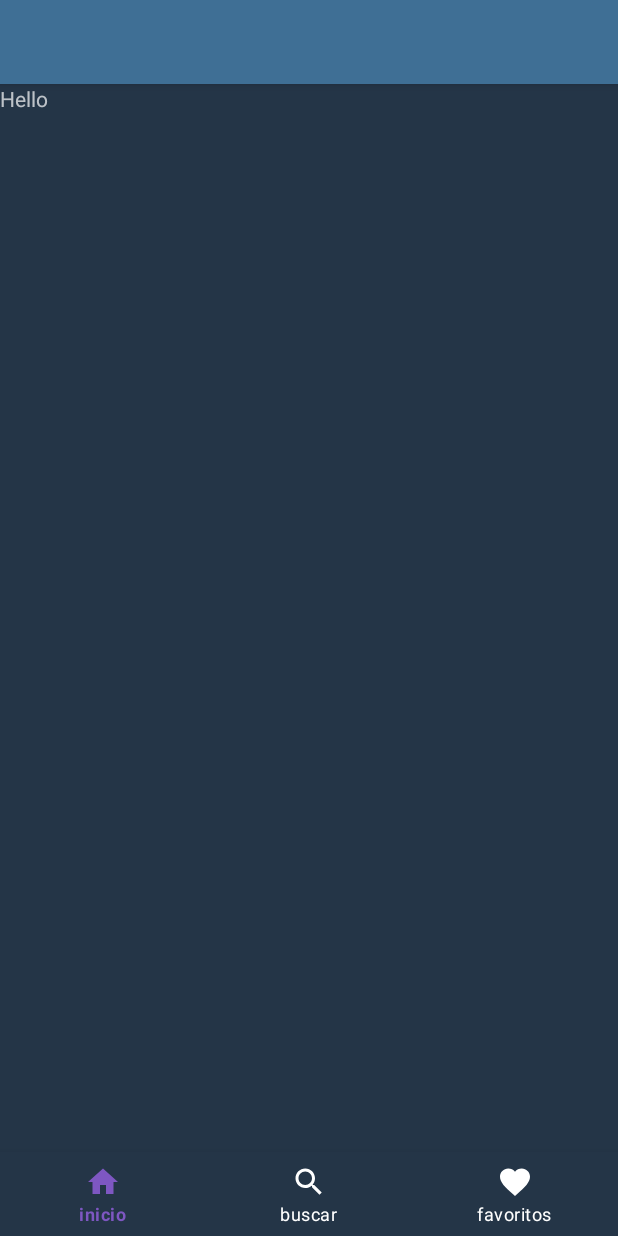
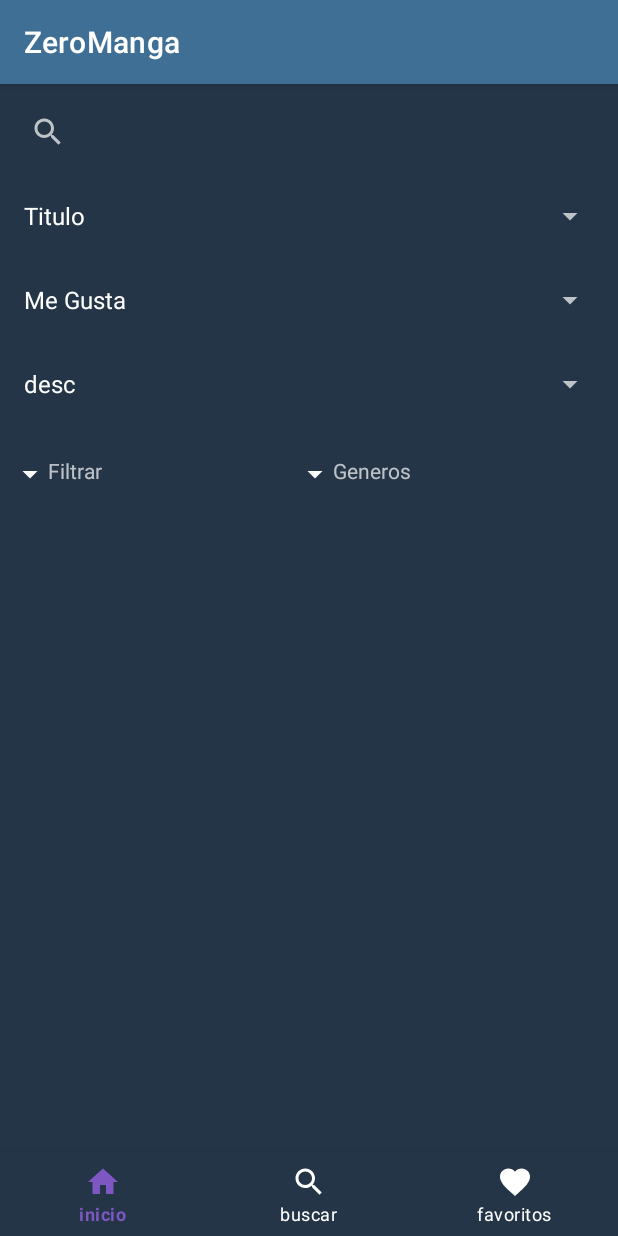
Before and after one commit to julioolivares90/ZeroMangaMovil2, an Android app: the BusquedaFragment screen opened through its navigation route, on a phone screen of 412 x 824 dp. Run offline under Robolectric (Android 15) with nearby library versions, the phone set to English and light mode, and no system bars; our stand-ins replace navigation-ui; 6 statements that could not run were skipped.

Commit message:
primera parte de BusquedaFragment.kt y busqueda_fragment.xml completados pendientes: -falta agregar la lista donde se mostrarar los mangas buscados -falta agregar la funcionalidad

```diff
--- a/app/src/main/java/com/zerodev/zeromanga/ui/busqueda/BusquedaFragment.kt
+++ b/app/src/main/java/com/zerodev/zeromanga/ui/busqueda/BusquedaFragment.kt
@@ -1,32 +1,77 @@
 package com.zerodev.zeromanga.ui.busqueda
 
-import androidx.lifecycle.ViewModelProviders
 import android.os.Bundle
 import androidx.fragment.app.Fragment
 import android.view.LayoutInflater
 import android.view.View
 import android.view.ViewGroup
+import android.widget.ArrayAdapter
+import android.widget.Toast
+import androidx.appcompat.widget.SearchView
+import androidx.lifecycle.ViewModelProvider
 import com.zerodev.zeromanga.R
+import com.zerodev.zeromanga.databinding.BusquedaFragmentBinding
 
-class BusquedaFragment : Fragment() {
+class BusquedaFragment : Fragment(R.layout.busqueda_fragment) {
 
+    private lateinit var binding: BusquedaFragmentBinding
+    private lateinit var viewModel: BusquedaViewModel
     companion object {
         fun newInstance() = BusquedaFragment()
     }
 
-    private lateinit var viewModel: BusquedaViewModel
 
+
+    override fun onCreate(savedInstanceState: Bundle?) {
+        super.onCreate(savedInstanceState)
+        binding = BusquedaFragmentBinding.inflate(layoutInflater)
+        viewModel = ViewModelProvider(this).get(BusquedaViewModel::class.java)
+    }
     override fun onCreateView(
         inflater: LayoutInflater, container: ViewGroup?,
         savedInstanceState: Bundle?
     ): View? {
-        return inflater.inflate(R.layout.busqueda_fragment, container, false)
+        return binding.root
     }
 
-    override fun onActivityCreated(savedInstanceState: Bundle?) {
-        super.onActivityCreated(savedInstanceState)
-        viewModel = ViewModelProviders.of(this).get(BusquedaViewModel::class.java)
-        // TODO: Use the ViewModel
+    override fun onViewCreated(view: View, savedInstanceState: Bundle?) {
+        super.onViewCreated(view, savedInstanceState)
+
+        binding.svBuscarManga.setOnQueryTextListener(object : SearchView.OnQueryTextListener,
+            android.widget.SearchView.OnQueryTextListener {
+            override fun onQueryTextSubmit(query: String?): Boolean {
+                Toast.makeText(requireContext(),"Buscando",Toast.LENGTH_SHORT)
+                    .show()
+                return true
+            }
+
+            override fun onQueryTextChange(newText: String?): Boolean {
+                return true
+            }
+
+        })
+        ArrayAdapter.createFromResource(requireContext()
+            ,R.array.sp_busqueda_array
+            ,android.R.layout.simple_spinner_dropdown_item).also {
+            adapter ->
+            adapter.setDropDownViewResource(android.R.layout.simple_spinner_dropdown_item)
+            binding.spBusqueda.adapter = adapter
+        }
+
+        ArrayAdapter.createFromResource(requireContext(),
+            R.array.sp_ordenar_por_array,
+            android.R.layout.simple_spinner_dropdown_item).also {
+            adapter ->
+            adapter.setDropDownViewResource(android.R.layout.simple_spinner_dropdown_item)
+            binding.spOrdenarPor.adapter =adapter
+        }
+        ArrayAdapter.createFromResource(requireContext(),
+            R.array.sp_order_by_desc_asc_array,
+            android.R.layout.simple_spinner_dropdown_item
+            ).also {
+            adapter ->
+            adapter.setDropDownViewResource(android.R.layout.simple_spinner_dropdown_item)
+            binding.spOrderByDescAsc.adapter = adapter
+        }
     }
-
 }
--- /dev/null
+++ b/app/src/main/res/drawable/ic_baseline_arrow_drop_down_24.xml
@@ -0,0 +1,5 @@
+<vector android:height="24dp" android:tint="#FFFFFF"
+    android:viewportHeight="24" android:viewportWidth="24"
+    android:width="24dp" xmlns:android="http://schemas.android.com/apk/res/android">
+    <path android:fillColor="@android:color/white" android:pathData="M7,10l5,5 5,-5z"/>
+</vector>
--- a/app/src/main/res/layout/busqueda_fragment.xml
+++ b/app/src/main/res/layout/busqueda_fragment.xml
@@ -1,13 +1,69 @@
 <?xml version="1.0" encoding="utf-8"?>
-<FrameLayout xmlns:android="http://schemas.android.com/apk/res/android"
+<androidx.constraintlayout.widget.ConstraintLayout xmlns:android="http://schemas.android.com/apk/res/android"
+    xmlns:app="http://schemas.android.com/apk/res-auto"
     xmlns:tools="http://schemas.android.com/tools"
     android:layout_width="match_parent"
     android:layout_height="match_parent"
     tools:context=".ui.busqueda.BusquedaFragment">
 
+    <Spinner
+        android:id="@+id/sp_busqueda"
+        android:layout_width="0dp"
+        android:layout_height="wrap_content"
+        android:layout_marginTop="8dp"
+        android:layout_weight="1"
+        app:layout_constraintEnd_toEndOf="@+id/sv_buscar_manga"
+        app:layout_constraintStart_toStartOf="@+id/sv_buscar_manga"
+        app:layout_constraintTop_toBottomOf="@+id/sv_buscar_manga" />
+
+    <SearchView
+        android:id="@+id/sv_buscar_manga"
+        android:layout_width="0dp"
+        android:layout_height="wrap_content"
+        android:layout_marginStart="8dp"
+        android:layout_marginTop="8dp"
+        android:layout_marginEnd="8dp"
+        app:layout_constraintEnd_toEndOf="parent"
+        app:layout_constraintStart_toStartOf="parent"
+        app:layout_constraintTop_toTopOf="parent" />
+
+    <Spinner
+        android:id="@+id/sp_ordenar_por"
+        android:layout_width="0dp"
+        android:layout_height="wrap_content"
+        android:layout_marginTop="8dp"
+        app:layout_constraintEnd_toEndOf="@+id/sp_busqueda"
+        app:layout_constraintStart_toStartOf="@+id/sp_busqueda"
+        app:layout_constraintTop_toBottomOf="@+id/sp_busqueda" />
+
+    <Spinner
+        android:id="@+id/sp_order_by_desc_asc"
+        android:layout_width="0dp"
+        android:layout_height="wrap_content"
+        android:layout_marginTop="8dp"
+        app:layout_constraintEnd_toEndOf="@+id/sp_ordenar_por"
+        app:layout_constraintStart_toStartOf="@+id/sp_ordenar_por"
+        app:layout_constraintTop_toBottomOf="@+id/sp_ordenar_por" />
+
     <TextView
-        android:layout_width="match_parent"
-        android:layout_height="match_parent"
-        android:text="Hello" />
+        android:id="@+id/tv_filtros"
+        android:drawableLeft="@drawable/ic_baseline_arrow_drop_down_24"
+        android:layout_width="0dp"
+        android:layout_height="wrap_content"
+        android:layout_marginTop="24dp"
+        android:text="Filtrar"
+        app:layout_constraintStart_toStartOf="@+id/sp_order_by_desc_asc"
+        app:layout_constraintTop_toBottomOf="@+id/sp_order_by_desc_asc" />
 
-</FrameLayout>
+    <TextView
+        android:id="@+id/tv_generos"
+        android:drawableLeft="@drawable/ic_baseline_arrow_drop_down_24"
+        android:layout_width="wrap_content"
+        android:layout_height="wrap_content"
+        android:text="Generos"
+        app:layout_constraintEnd_toEndOf="@+id/sp_order_by_desc_asc"
+        app:layout_constraintStart_toEndOf="@+id/tv_filtros"
+        app:layout_constraintTop_toTopOf="@+id/tv_filtros" />
+
+
+</androidx.constraintlayout.widget.ConstraintLayout>
--- a/app/src/main/res/layout/fragment_detalle.xml
+++ b/app/src/main/res/layout/fragment_detalle.xml
@@ -4,7 +4,9 @@
     android:layout_width="match_parent"
     android:layout_height="match_parent"
     xmlns:app="http://schemas.android.com/apk/res-auto"
-    tools:context=".ui.tmo.descripcion.detalle.DetalleFragment">
+    tools:context=".ui.tmo.descripcion.detalle.DetalleFragment"
+    android:background="@color/colorPrimaryDark"
+    >
 
     <androidx.core.widget.NestedScrollView
         android:layout_width="match_parent"
@@ -14,7 +16,7 @@
             android:orientation="vertical"
             android:layout_width="match_parent"
             android:layout_height="match_parent"
-            tools:context=".ui.tmo.descripcion.DescripcionFragment">
+            >
             <androidx.cardview.widget.CardView
                 android:layout_width="match_parent"
                 android:layout_height="match_parent"
@@ -23,6 +25,7 @@
                 android:layout_margin="10dp"
                 android:padding="10dp"
                 android:background="@color/colorPrimary"
+                android:backgroundTint="@color/colorPrimaryDark"
                 >
                 <ImageView
                     android:layout_width="400dp"
@@ -32,6 +35,7 @@
             </androidx.cardview.widget.CardView>
             <androidx.cardview.widget.CardView
                 android:background="@color/colorPrimary"
+                android:backgroundTint="@color/colorPrimaryDark"
                 android:layout_gravity="center"
                 android:layout_margin="10dp"
                 android:padding="10dp"
@@ -133,6 +137,7 @@
 
             <androidx.cardview.widget.CardView
                 android:background="@color/colorPrimary"
+                android:backgroundTint="@color/colorPrimaryDark"
                 android:layout_margin="10dp"
                 android:padding="10dp"
                 android:layout_width="match_parent"
@@ -167,6 +172,7 @@
             </LinearLayout>
             </androidx.cardview.widget.CardView>
             <androidx.cardview.widget.CardView
+                android:backgroundTint="@color/colorPrimaryDark"
                 android:background="@color/colorPrimary"
                 android:layout_margin="10dp"
                 android:layout_gravity="center"
--- a/app/src/main/res/layout/main_activity.xml
+++ b/app/src/main/res/layout/main_activity.xml
@@ -6,8 +6,10 @@
     android:layout_height="match_parent"
     xmlns:app="http://schemas.android.com/apk/res-auto"
     tools:context=".MainActivity"
-    android:fitsSystemWindows="true"
+
     android:background="@color/colorPrimaryDark">
+
+
 
     <com.google.android.material.appbar.AppBarLayout
         android:id="@+id/appbarLayout"
@@ -16,6 +18,7 @@
         android:fitsSystemWindows="true"
         android:theme="@style/AppTheme.AppBarOverlay"
         >
+        <!--
         <com.google.android.material.appbar.CollapsingToolbarLayout
             android:id="@+id/toolbar_layout"
             android:layout_width="match_parent"
@@ -26,17 +29,19 @@
             app:toolbarId="@+id/toolbar"
             >
 
-            <androidx.appcompat.widget.Toolbar
-                android:id="@+id/toolbar"
-                android:layout_width="match_parent"
-                android:layout_height="?attr/actionBarSize"
-                android:background="?attr/colorPrimary"
-                app:popupTheme="@style/AppTheme.PopupOverlay">
-            </androidx.appcompat.widget.Toolbar>
         </com.google.android.material.appbar.CollapsingToolbarLayout>
+        -->
+        <androidx.appcompat.widget.Toolbar
+            android:id="@+id/toolbar"
+            android:layout_width="match_parent"
+            android:layout_height="?attr/actionBarSize"
+            android:background="?attr/colorPrimary"
+            app:popupTheme="@style/AppTheme.PopupOverlay"/>
     </com.google.android.material.appbar.AppBarLayout>
 
+
     <androidx.constraintlayout.widget.ConstraintLayout
+
         android:layout_width="match_parent"
         android:layout_height="match_parent"
         app:layout_behavior="@string/appbar_scrolling_view_behavior"
--- a/app/src/main/res/layout/row_capitulos.xml
+++ b/app/src/main/res/layout/row_capitulos.xml
@@ -6,8 +6,10 @@
     android:orientation="vertical"
     app:cardElevation="5dp"
     app:cardCornerRadius="10dp"
-    android:background="#7b1fa2"
-    android:layout_margin="4dp">
+
+    android:backgroundTint="@color/colorPrimaryDark"
+    android:layout_margin="4dp"
+    >
     <TextView
         android:id="@+id/tv_title_capitulo"
         android:layout_margin="10dp"
@@ -15,6 +17,6 @@
         android:layout_height="wrap_content"
         android:text="capitulo"
         android:textSize="15sp"
-        android:background="#7b1fa2"
+
         android:textColor="@android:color/white"/>
 </androidx.cardview.widget.CardView>
--- a/app/src/main/res/values/strings.xml
+++ b/app/src/main/res/values/strings.xml
@@ -91,4 +91,21 @@
         "For example, position the FAB to one side of stream of a cards so the FAB won’t interfere "
         "when a user tries to pick up one of cards.\n\n"
     </string>
+    <string-array name="sp_busqueda_array">
+        <item>Titulo</item>
+        <item>Autor</item>
+        <item>Compañia</item>
+    </string-array>
+    <string-array name="sp_ordenar_por_array">
+        <item>Me Gusta</item>
+        <item>Alfabetico</item>
+        <item>Puntuacion</item>
+        <item>Creacion</item>
+        <item>fecha estreno</item>
+        <item>Num. Capitulos</item>
+    </string-array>
+    <string-array name="sp_order_by_desc_asc_array">
+        <item>desc</item>
+        <item>asc</item>
+    </string-array>
 </resources>
```
